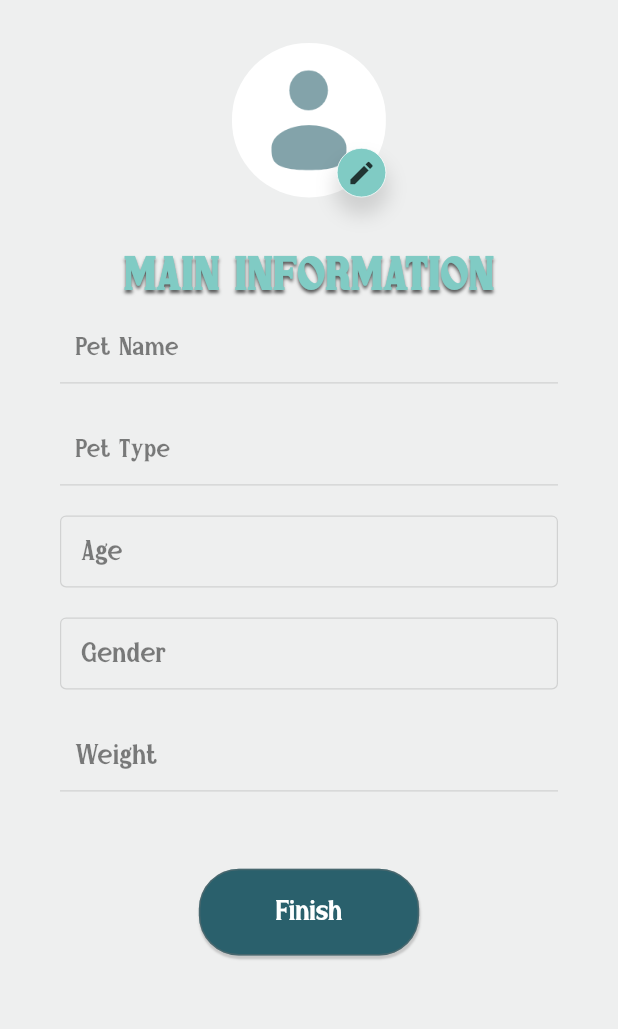
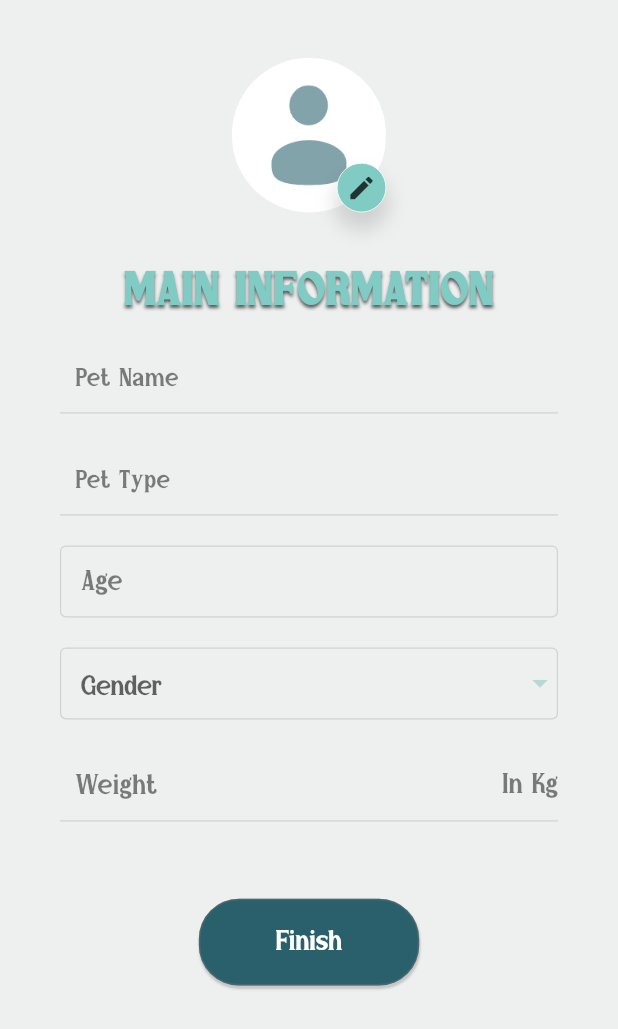
Before and after one commit to soo20/1-pet-App, a Flutter app: the AddPets screen opened directly, on a phone screen of 412 x 824 dp. Shown: the top 1029 px of the screen. Run offline on Flutter 3.47's test engine with Material 3 defaults, Android fonts, the phone set to English and light mode, and no system bars; our stand-ins replace camera, curved_labeled_navigation_bar, dots_indicator, flutter_screenutil, flutter_svg, font_awesome_flutter and 3 more; project files that could hold a hidden picture were left out.

Commit message:
make some modify

```diff
--- a/lib/pages/page3/camera_screen.dart
+++ b/lib/pages/page3/camera_screen.dart
@@ -27,6 +27,7 @@ class PreviewScreen extends StatefulWidget{
 class _PreviewScreenState extends State<PreviewScreen>{
 
    late CameraController cameraController;
+
   @override
   Widget build(BuildContext context) {
     return Scaffold(
--- a/lib/pages/pet_setting_pages/add_pet.dart
+++ b/lib/pages/pet_setting_pages/add_pet.dart
@@ -1,12 +1,23 @@
+// ignore_for_file: non_constant_identifier_names
+
 import 'package:flutter/material.dart';
+import 'package:flutter/services.dart';
 import 'package:flutter_screenutil/flutter_screenutil.dart';
-import 'package:get/get.dart';
+
 import 'package:petapplication/core/utils/widgets/custom_buttom.dart';
-import 'package:petapplication/pages/my_pets_pages/my_pets.dart';
 
-class AddPets extends StatelessWidget {
+class AddPets extends StatefulWidget {
   const AddPets({super.key});
 
+  @override
+  State<AddPets> createState() => _AddPetsState();
+}
+
+class _AddPetsState extends State<AddPets> {
+  final _gender = ["Male", "Female"];
+  String?
+      _Selected; // Make _Selected nullable againRemove the nullable operator
+  //var _currentItemSelected =
   @override
   Widget build(BuildContext context) {
     return Scaffold(
@@ -14,7 +25,7 @@ class AddPets extends StatelessWidget {
       extendBodyBehindAppBar: true,
       body: SafeArea(
         child: Container(
-          padding: const EdgeInsets.only(top: 20),
+          padding: const EdgeInsets.only(top: 30),
           child: GestureDetector(
             onTap: () {
               FocusScope.of(context).unfocus();
@@ -86,8 +97,15 @@ class AddPets extends StatelessWidget {
                     ),
                     //1
                     Padding(
-                      padding: const EdgeInsets.only(left: 40, right: 40),
+                      padding:
+                          const EdgeInsets.only(left: 40, right: 40, top: 10),
                       child: TextField(
+                        style: TextStyle(
+                          fontFamily: 'Cosffira',
+                          fontSize: 50.sp,
+                          color: const Color(0xff000000),
+                          fontWeight: FontWeight.w400,
+                        ),
                         decoration: InputDecoration(
                             contentPadding: const EdgeInsets.only(left: 10),
                             // labelText: 'Pet Name',
@@ -99,7 +117,6 @@ class AddPets extends StatelessWidget {
                               color: const Color.fromARGB(126, 0, 0, 0),
                               fontWeight: FontWeight.w400,
                             ),
-
                             enabledBorder: const UnderlineInputBorder(
                               borderSide: BorderSide(
                                 color: Color(0xffD1D2D2),
@@ -113,6 +130,12 @@ class AddPets extends StatelessWidget {
                       padding:
                           const EdgeInsets.only(left: 40, right: 40, top: 20),
                       child: TextField(
+                        style: TextStyle(
+                          fontFamily: 'Cosffira',
+                          fontSize: 50.sp,
+                          color: const Color(0xff000000),
+                          fontWeight: FontWeight.w400,
+                        ),
                         decoration: InputDecoration(
                             contentPadding: const EdgeInsets.only(left: 10),
                             // labelText: 'Pet Name',
@@ -133,33 +156,17 @@ class AddPets extends StatelessWidget {
                       ),
                     ),
                     //3
-                    /* Padding(
-                      padding: const EdgeInsets.only(left: 40,right: 40,top: 20),
-                      child: TextField(
-                        decoration: InputDecoration(
 
-                          contentPadding: const EdgeInsets.only(left: 5),
-                         // labelText: 'Pet Name',
-                          floatingLabelBehavior: FloatingLabelBehavior.always,
-                          hintText:'Pet Type',
-                          hintStyle: TextStyle(
-                          fontFamily: 'Cosffira',
-                          fontSize: 35.sp,
-                          color: const Color.fromARGB(126, 0, 0, 0),
-                          fontWeight: FontWeight.w400,
-                          ),
-                       focusedBorder: const UnderlineInputBorder(
-                            borderSide: BorderSide(width: 1)
-                          )
-                        ),
-                      ),
-                    ),*/
-
-                    //4
                     Padding(
                       padding:
                           const EdgeInsets.only(left: 40, right: 40, top: 20),
                       child: TextField(
+                        style: TextStyle(
+                          fontFamily: 'Cosffira',
+                          fontSize: 50.sp,
+                          color: const Color(0xff000000),
+                          fontWeight: FontWeight.w400,
+                        ),
                         decoration: InputDecoration(
                           contentPadding: const EdgeInsets.only(left: 10),
                           // labelText: 'Pet Name',
@@ -180,14 +187,32 @@ class AddPets extends StatelessWidget {
                         ),
                       ),
                     ),
-                    //5
+                    // 4
+
+                    /* DropdownButton(
+                      value: _Selected,
+                         items: _gender.map((e) => DropdownMenuItem(child: Text(e), value: e)).toList(),
+                           onChanged: (val) {
+    // Handle the onChanged event here
+                             setState(() {
+                              _Selected = val.toString(); // Update the selected value
+                             });
+                                 },
+                            ),*/
                     Padding(
                       padding:
                           const EdgeInsets.only(left: 40, right: 40, top: 20),
-                      child: TextField(
+                      child: DropdownButtonFormField(
+                        dropdownColor: const Color(0xffB8D8D4),
+                        iconEnabledColor: const Color(0xffB8D8D4),
+                        style: TextStyle(
+                          fontFamily: 'Cosffira',
+                          fontSize: 50.sp,
+                          color: const Color(0xffF5F5F5),
+                          fontWeight: FontWeight.w400,
+                        ),
                         decoration: InputDecoration(
                           contentPadding: const EdgeInsets.only(left: 10),
-                          // labelText: 'Pet Name',
                           floatingLabelBehavior: FloatingLabelBehavior.always,
                           hintText: 'Gender',
                           hintStyle: TextStyle(
@@ -203,25 +228,65 @@ class AddPets extends StatelessWidget {
                             ),
                           ),
                         ),
+                        value: _Selected,
+                        items: _gender
+                            .map((e) =>
+                                DropdownMenuItem(value: e, child: Text(e)))
+                            .toList(),
+                        onChanged: (val) {
+                          // Handle the onChanged event here
+                          setState(() {
+                            _Selected =
+                                val.toString(); // Update the selected value
+                          });
+                        },
+                        selectedItemBuilder: (BuildContext context) {
+                          return _gender.map<Widget>((String item) {
+                            return Text(
+                              item,
+                              style: const TextStyle(
+                                  color: Color.fromARGB(255, 162, 192, 189)),
+                            );
+                          }).toList();
+                        },
                       ),
                     ),
-                    //6
+
+                    // 5
                     Padding(
                       padding:
                           const EdgeInsets.only(left: 40, right: 40, top: 20),
                       child: TextField(
+                        style: TextStyle(
+                          fontFamily: 'Cosffira',
+                          fontSize: 50.sp,
+                          color: const Color(0xff000000),
+                          fontWeight: FontWeight.w400,
+                        ),
+                      //  to take only number
+                        keyboardType: TextInputType.number,
+                        inputFormatters: <TextInputFormatter>[
+                          FilteringTextInputFormatter.digitsOnly,
+
+                        ],
                         decoration: InputDecoration(
                             contentPadding: const EdgeInsets.only(left: 10),
                             // labelText: 'Pet Name',
                             floatingLabelBehavior: FloatingLabelBehavior.always,
                             hintText: 'Weight',
+                            suffixText: 'In Kg',
+                            suffixStyle: TextStyle(
+                              fontFamily: 'Cosffira',
+                              fontSize: 50.sp,
+                              color: const Color.fromARGB(126, 0, 0, 0),
+                              fontWeight: FontWeight.w400,
+                            ),
                             hintStyle: TextStyle(
                               fontFamily: 'Cosffira',
                               fontSize: 50.sp,
                               color: const Color.fromARGB(126, 0, 0, 0),
                               fontWeight: FontWeight.w400,
                             ),
-
                             enabledBorder: const UnderlineInputBorder(
                               borderSide: BorderSide(
                                 color: Color(0xffD1D2D2),
@@ -230,7 +295,9 @@ class AddPets extends StatelessWidget {
                             )),
                       ),
                     ),
-                    SizedBox(height: 120.h,),
+                    SizedBox(
+                      height: 120.h,
+                    ),
                     CustomGeneralButtom(
                       boxColor: const Color(0xff2A606C),
                       textColor: const Color(0xffFFFFFF),
@@ -239,7 +306,7 @@ class AddPets extends StatelessWidget {
                       borderColor: const Color.fromARGB(108, 112, 112, 112),
                       text: 'Finish',
                       onTap: () {
-            Get.to(() =>  PetsInformation(imageUrl: '', petName: '', petType: '', petId: ''), transition: Transition.zoom);
+                        // Get.to(() =>  PetsInformation(imageUrl: '', petName: '', petType: '', petId: ''), transition: Transition.zoom);
                       },
                       fontWeight: FontWeight.w500,
                       customFontSize: 50.sp,
--- a/pubspec.yaml
+++ b/pubspec.yaml
@@ -161,6 +161,7 @@ flutter:
     - assets/icons/rephoto.svg
     - assets/icons/dropDown.svg
     - assets/icons/dropUp.svg
+    - assets/icons/tips.svg
     - assets/icons/home_page_after_adding_reminders_icons/my_pets_before_pressing.png
     - assets/icons/home_page_after_adding_reminders_icons/home_icon_before_pressed.png
     - assets/icons/home_page_after_adding_reminders_icons/diseases_icon_before_pressed.png
```
Also changed, not shown: lib/pages/define_page/widgets/Defind.dart (+29 -1 lines), lib/pages/define_page/widgets/choose_defintion_type.dart (+53 -18 lines), lib/pages/page3/camera.dart (+28 -1 lines), lib/pages/page3/photo_tips.dart (added, +214 -0 lines), assets/icons/tips.svg (added). Lines whose indentation alone changed are shown as unchanged.
